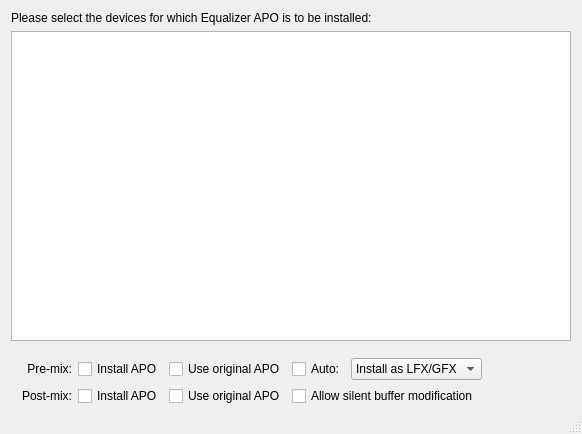
Above: DeviceSelector/DeviceSelector.ui from 115dkk/EqualizerAPO-XT before the change. Below: the same form after it.
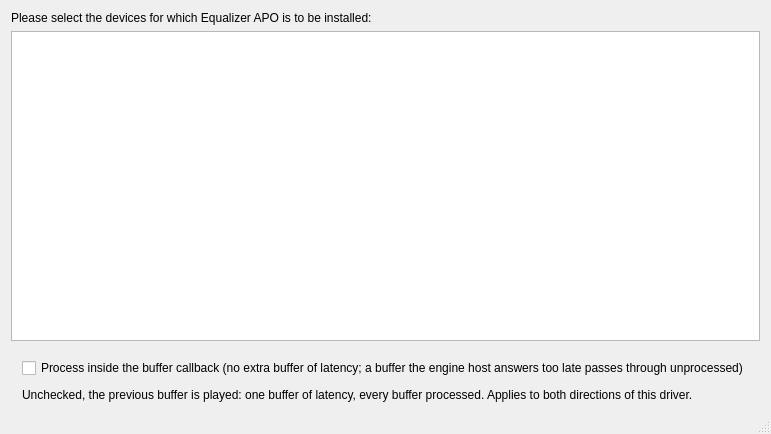
That is the form after the change. The open tabs and pages were chosen to show the change. Icons and pictures are not drawn. Custom widgets are drawn as their Qt base class.

Commit message: feat(asio): synchronous-mode option in the Device Selector, ASIO badge in the Editor

What changed in the file:
```diff
--- a/DeviceSelector/DeviceSelector.ui
+++ b/DeviceSelector/DeviceSelector.ui
@@ -169,6 +169,27 @@
          </item>
         </layout>
        </widget>
+       <widget class="QWidget" name="asioPage">
+        <layout class="QVBoxLayout" name="asioLayout">
+         <item>
+          <widget class="QCheckBox" name="asioSyncCheckBox">
+           <property name="text">
+            <string>Process inside the buffer callback (no extra buffer of latency; a buffer the engine host answers too late passes through unprocessed)</string>
+           </property>
+          </widget>
+         </item>
+         <item>
+          <widget class="QLabel" name="asioModeLabel">
+           <property name="text">
+            <string>Unchecked, the previous buffer is played: one buffer of latency, every buffer processed. Applies to both directions of this driver.</string>
+           </property>
+           <property name="wordWrap">
+            <bool>true</bool>
+           </property>
+          </widget>
+         </item>
+        </layout>
+       </widget>
       </widget>
      </item>
     </layout>
```
The commit also changes 7 other files.
